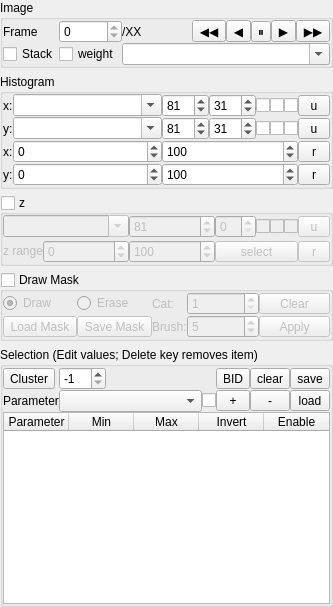
Before: the Qt Designer form ndxplorer/plotting/plot_control.ui in Fluorescence-Tools/ndxplorer, drawn with Qt 5.
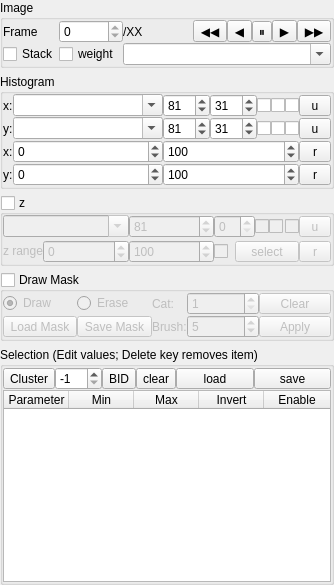
After: the same form once the commit is applied.

Commit message:
Refactor plot control UI for improved layout and functionality
- Adjust widget dimensions for enhanced alignment and spacing.
- Reorganize Z-axis controls, including new widgets (`toolButtonSetZAxis`, `checkBoxAutoScaleZ`) for axis scaling and updates.
- Introduce clustering and selection management tools (`pushButtonShowClusteringDialog`, `toolButtonClearSelection`) with updated tooltips.
- Add `actionFix_Report_Tool` and `actionMake_Report` for menu-based report management.
- Optimize resizing and size policy configurations for consistency across the plotting UI.

```diff
--- a/ndxplorer/plotting/plot_control.ui
+++ b/ndxplorer/plotting/plot_control.ui
@@ -6,8 +6,8 @@
    <rect>
     <x>0</x>
     <y>0</y>
-    <width>333</width>
-    <height>548</height>
+    <width>334</width>
+    <height>528</height>
    </rect>
   </property>
   <property name="sizePolicy">
@@ -775,20 +775,32 @@
         <property name="verticalSpacing">
          <number>2</number>
         </property>
-        <item row="2" column="0">
-         <widget class="QLabel" name="label_7">
+        <item row="1" column="9">
+         <widget class="QToolButton" name="toolButtonSetZAxis">
+          <property name="enabled">
+           <bool>false</bool>
+          </property>
           <property name="sizePolicy">
            <sizepolicy hsizetype="Fixed" vsizetype="Fixed">
             <horstretch>0</horstretch>
             <verstretch>0</verstretch>
            </sizepolicy>
           </property>
+          <property name="minimumSize">
+           <size>
+            <width>32</width>
+            <height>0</height>
+           </size>
+          </property>
+          <property name="toolTip">
+           <string>&lt;html&gt;&lt;head/&gt;&lt;body&gt;&lt;p&gt;Update default axis range.&lt;/p&gt;&lt;p&gt;To save current default axis settings use the Settings-&amp;gt;Save Menu.&lt;/p&gt;&lt;/body&gt;&lt;/html&gt;</string>
+          </property>
           <property name="text">
-           <string>z range</string>
+           <string>u</string>
           </property>
          </widget>
         </item>
-        <item row="1" column="4">
+        <item row="1" column="5">
          <widget class="QCheckBox" name="checkBoxNormZ">
           <property name="sizePolicy">
            <sizepolicy hsizetype="Fixed" vsizetype="Fixed">
@@ -810,6 +822,66 @@
           </property>
          </widget>
         </item>
+        <item row="1" column="8">
+         <widget class="QCheckBox" name="checkBoxAutoScaleZ">
+          <property name="sizePolicy">
+           <sizepolicy hsizetype="Fixed" vsizetype="Fixed">
+            <horstretch>0</horstretch>
+            <verstretch>0</verstretch>
+           </sizepolicy>
+          </property>
+          <property name="minimumSize">
+           <size>
+            <width>0</width>
+            <height>0</height>
+           </size>
+          </property>
+          <property name="toolTip">
+           <string>If checked the axis is changed and no default scale is defined the axis scale is updated.</string>
+          </property>
+          <property name="text">
+           <string/>
+          </property>
+          <property name="checked">
+           <bool>false</bool>
+          </property>
+         </widget>
+        </item>
+        <item row="1" column="0" colspan="2">
+         <widget class="QComboBox" name="comboBoxSelZ">
+          <property name="sizePolicy">
+           <sizepolicy hsizetype="Expanding" vsizetype="Fixed">
+            <horstretch>0</horstretch>
+            <verstretch>0</verstretch>
+           </sizepolicy>
+          </property>
+          <property name="editable">
+           <bool>true</bool>
+          </property>
+         </widget>
+        </item>
+        <item row="2" column="2">
+         <widget class="QSpinBox" name="spinBoxZmax">
+          <property name="sizePolicy">
+           <sizepolicy hsizetype="Expanding" vsizetype="Fixed">
+            <horstretch>1</horstretch>
+            <verstretch>0</verstretch>
+           </sizepolicy>
+          </property>
+          <property name="toolTip">
+           <string>Z axis maximum value</string>
+          </property>
+          <property name="minimum">
+           <number>-1000000</number>
+          </property>
+          <property name="maximum">
+           <number>1000000</number>
+          </property>
+          <property name="value">
+           <number>100</number>
+          </property>
+         </widget>
+        </item>
         <item row="1" column="2">
          <widget class="QSpinBox" name="spinBoxBin1DZ">
           <property name="toolTip">
@@ -826,7 +898,7 @@
           </property>
          </widget>
         </item>
-        <item row="1" column="5">
+        <item row="1" column="6">
          <widget class="QCheckBox" name="checkBoxLogZ">
           <property name="sizePolicy">
            <sizepolicy hsizetype="Fixed" vsizetype="Fixed">
@@ -848,76 +920,6 @@
           </property>
          </widget>
         </item>
-        <item row="2" column="8">
-         <widget class="QToolButton" name="toolButtonAutoZ">
-          <property name="sizePolicy">
-           <sizepolicy hsizetype="Minimum" vsizetype="Fixed">
-            <horstretch>0</horstretch>
-            <verstretch>0</verstretch>
-           </sizepolicy>
-          </property>
-          <property name="text">
-           <string>r</string>
-          </property>
-         </widget>
-        </item>
-        <item row="1" column="7">
-         <widget class="QCheckBox" name="checkBoxAutoScaleZ">
-          <property name="sizePolicy">
-           <sizepolicy hsizetype="Fixed" vsizetype="Fixed">
-            <horstretch>0</horstretch>
-            <verstretch>0</verstretch>
-           </sizepolicy>
-          </property>
-          <property name="minimumSize">
-           <size>
-            <width>0</width>
-            <height>0</height>
-           </size>
-          </property>
-          <property name="toolTip">
-           <string>If checked the axis is changed and no default scale is defined the axis scale is updated.</string>
-          </property>
-          <property name="text">
-           <string/>
-          </property>
-          <property name="checked">
-           <bool>false</bool>
-          </property>
-         </widget>
-        </item>
-        <item row="1" column="3">
-         <widget class="QSpinBox" name="spinBoxBin2DZ">
-          <property name="enabled">
-           <bool>false</bool>
-          </property>
-         </widget>
-        </item>
-        <item row="1" column="8">
-         <widget class="QToolButton" name="toolButtonSetZAxis">
-          <property name="enabled">
-           <bool>false</bool>
-          </property>
-          <property name="sizePolicy">
-           <sizepolicy hsizetype="Fixed" vsizetype="Fixed">
-            <horstretch>0</horstretch>
-            <verstretch>0</verstretch>
-           </sizepolicy>
-          </property>
-          <property name="minimumSize">
-           <size>
-            <width>32</width>
-            <height>0</height>
-           </size>
-          </property>
-          <property name="toolTip">
-           <string>&lt;html&gt;&lt;head/&gt;&lt;body&gt;&lt;p&gt;Update default axis range.&lt;/p&gt;&lt;p&gt;To save current default axis settings use the Settings-&amp;gt;Save Menu.&lt;/p&gt;&lt;/body&gt;&lt;/html&gt;</string>
-          </property>
-          <property name="text">
-           <string>u</string>
-          </property>
-         </widget>
-        </item>
         <item row="2" column="1">
          <widget class="QSpinBox" name="spinBoxZmin">
           <property name="sizePolicy">
@@ -940,29 +942,20 @@
           </property>
          </widget>
         </item>
-        <item row="2" column="2">
-         <widget class="QSpinBox" name="spinBoxZmax">
+        <item row="2" column="0">
+         <widget class="QLabel" name="label_7">
           <property name="sizePolicy">
-           <sizepolicy hsizetype="Expanding" vsizetype="Fixed">
-            <horstretch>1</horstretch>
+           <sizepolicy hsizetype="Fixed" vsizetype="Fixed">
+            <horstretch>0</horstretch>
             <verstretch>0</verstretch>
            </sizepolicy>
           </property>
-          <property name="toolTip">
-           <string>Z axis maximum value</string>
-          </property>
-          <property name="minimum">
-           <number>-1000000</number>
-          </property>
-          <property name="maximum">
-           <number>1000000</number>
-          </property>
-          <property name="value">
-           <number>100</number>
+          <property name="text">
+           <string>z range</string>
           </property>
          </widget>
         </item>
-        <item row="2" column="3" colspan="5">
+        <item row="2" column="4" colspan="5">
          <widget class="QToolButton" name="toolButtonAddSelection">
           <property name="sizePolicy">
            <sizepolicy hsizetype="Minimum" vsizetype="Fixed">
@@ -981,16 +974,33 @@
           </property>
          </widget>
         </item>
-        <item row="1" column="0" colspan="2">
-         <widget class="QComboBox" name="comboBoxSelZ">
+        <item row="2" column="9">
+         <widget class="QToolButton" name="toolButtonAutoZ">
           <property name="sizePolicy">
-           <sizepolicy hsizetype="Expanding" vsizetype="Fixed">
+           <sizepolicy hsizetype="Minimum" vsizetype="Fixed">
             <horstretch>0</horstretch>
             <verstretch>0</verstretch>
            </sizepolicy>
           </property>
-          <property name="editable">
-           <bool>true</bool>
+          <property name="text">
+           <string>r</string>
+          </property>
+         </widget>
+        </item>
+        <item row="2" column="3">
+         <widget class="QCheckBox" name="checkBoxDynamicSelection">
+          <property name="toolTip">
+           <string>Limit histograms to overlay selection, dynamic</string>
+          </property>
+          <property name="text">
+           <string/>
+          </property>
+         </widget>
+        </item>
+        <item row="1" column="3" colspan="2">
+         <widget class="QSpinBox" name="spinBoxBin2DZ">
+          <property name="enabled">
+           <bool>false</bool>
           </property>
          </widget>
         </item>
@@ -1191,7 +1201,7 @@
    <item>
     <widget class="QGroupBox" name="groupBox">
      <property name="sizePolicy">
-      <sizepolicy hsizetype="Expanding" vsizetype="Fixed">
+      <sizepolicy hsizetype="Expanding" vsizetype="MinimumExpanding">
        <horstretch>0</horstretch>
        <verstretch>0</verstretch>
       </sizepolicy>
@@ -1244,59 +1254,6 @@
         <property name="spacing">
          <number>0</number>
         </property>
-        <item row="2" column="5">
-         <widget class="QToolButton" name="toolButtonLoadSelection">
-          <property name="sizePolicy">
-           <sizepolicy hsizetype="Minimum" vsizetype="Fixed">
-            <horstretch>0</horstretch>
-            <verstretch>0</verstretch>
-           </sizepolicy>
-          </property>
-          <property name="text">
-           <string>load</string>
-          </property>
-         </widget>
-        </item>
-        <item row="0" column="5">
-         <widget class="QToolButton" name="toolButtonSaveSelection">
-          <property name="sizePolicy">
-           <sizepolicy hsizetype="Minimum" vsizetype="Fixed">
-            <horstretch>0</horstretch>
-            <verstretch>0</verstretch>
-           </sizepolicy>
-          </property>
-          <property name="text">
-           <string>save</string>
-          </property>
-         </widget>
-        </item>
-        <item row="2" column="1">
-         <widget class="QComboBox" name="comboBox">
-          <property name="sizePolicy">
-           <sizepolicy hsizetype="MinimumExpanding" vsizetype="Fixed">
-            <horstretch>0</horstretch>
-            <verstretch>0</verstretch>
-           </sizepolicy>
-          </property>
-         </widget>
-        </item>
-        <item row="2" column="0">
-         <widget class="QLabel" name="label_3">
-          <property name="text">
-           <string>Parameter</string>
-          </property>
-         </widget>
-        </item>
-        <item row="2" column="2">
-         <widget class="QCheckBox" name="checkBoxDynamicSelection">
-          <property name="toolTip">
-           <string>Limit histograms to overlay selection, dynamic</string>
-          </property>
-          <property name="text">
-           <string/>
-          </property>
-         </widget>
-        </item>
         <item row="0" column="0">
          <widget class="QToolButton" name="pushButtonShowClusteringDialog">
           <property name="toolTip">
@@ -1307,51 +1264,6 @@
           </property>
          </widget>
         </item>
-        <item row="2" column="3">
-         <widget class="QToolButton" name="toolButtonAdd">
-          <property name="sizePolicy">
-           <sizepolicy hsizetype="Minimum" vsizetype="Fixed">
-            <horstretch>0</horstretch>
-            <verstretch>0</verstretch>
-           </sizepolicy>
-          </property>
-          <property name="text">
-           <string>+</string>
-          </property>
-         </widget>
-        </item>
-        <item row="0" column="1">
-         <widget class="QSpinBox" name="spinBoxCluster">
-          <property name="sizePolicy">
-           <sizepolicy hsizetype="Fixed" vsizetype="Fixed">
-            <horstretch>0</horstretch>
-            <verstretch>0</verstretch>
-           </sizepolicy>
-          </property>
-          <property name="minimum">
-           <number>-1</number>
-          </property>
-          <property name="maximum">
-           <number>999</number>
-          </property>
-          <property name="value">
-           <number>-1</number>
-          </property>
-         </widget>
-        </item>
-        <item row="2" column="4">
-         <widget class="QToolButton" name="toolButtonRemove">
-          <property name="sizePolicy">
-           <sizepolicy hsizetype="Minimum" vsizetype="Fixed">
-            <horstretch>0</horstretch>
-            <verstretch>0</verstretch>
-           </sizepolicy>
-          </property>
-          <property name="text">
-           <string>-</string>
-          </property>
-         </widget>
-        </item>
         <item row="0" column="4">
          <widget class="QToolButton" name="toolButtonClearSelection">
           <property name="toolTip">
@@ -1372,12 +1284,57 @@
           </property>
          </widget>
         </item>
+        <item row="0" column="6">
+         <widget class="QToolButton" name="toolButtonSaveSelection">
+          <property name="sizePolicy">
+           <sizepolicy hsizetype="Minimum" vsizetype="Fixed">
+            <horstretch>0</horstretch>
+            <verstretch>0</verstretch>
+           </sizepolicy>
+          </property>
+          <property name="text">
+           <string>save</string>
+          </property>
+         </widget>
+        </item>
+        <item row="0" column="1">
+         <widget class="QSpinBox" name="spinBoxCluster">
+          <property name="sizePolicy">
+           <sizepolicy hsizetype="Fixed" vsizetype="Fixed">
+            <horstretch>0</horstretch>
+            <verstretch>0</verstretch>
+           </sizepolicy>
+          </property>
+          <property name="minimum">
+           <number>-1</number>
+          </property>
+          <property name="maximum">
+           <number>999</number>
+          </property>
+          <property name="value">
+           <number>-1</number>
+          </property>
+         </widget>
+        </item>
+        <item row="0" column="5">
+         <widget class="QToolButton" name="toolButtonLoadSelection">
+          <property name="sizePolicy">
+           <sizepolicy hsizetype="Minimum" vsizetype="Fixed">
+            <horstretch>0</horstretch>
+            <verstretch>0</verstretch>
+           </sizepolicy>
+          </property>
+          <property name="text">
+           <string>load</string>
+          </property>
+         </widget>
+        </item>
        </layout>
       </item>
       <item>
        <widget class="QTableWidget" name="tableWidget">
         <property name="sizePolicy">
-         <sizepolicy hsizetype="Minimum" vsizetype="Minimum">
+         <sizepolicy hsizetype="Minimum" vsizetype="Expanding">
           <horstretch>0</horstretch>
           <verstretch>0</verstretch>
          </sizepolicy>
```
The commit also changes 1 other file.
